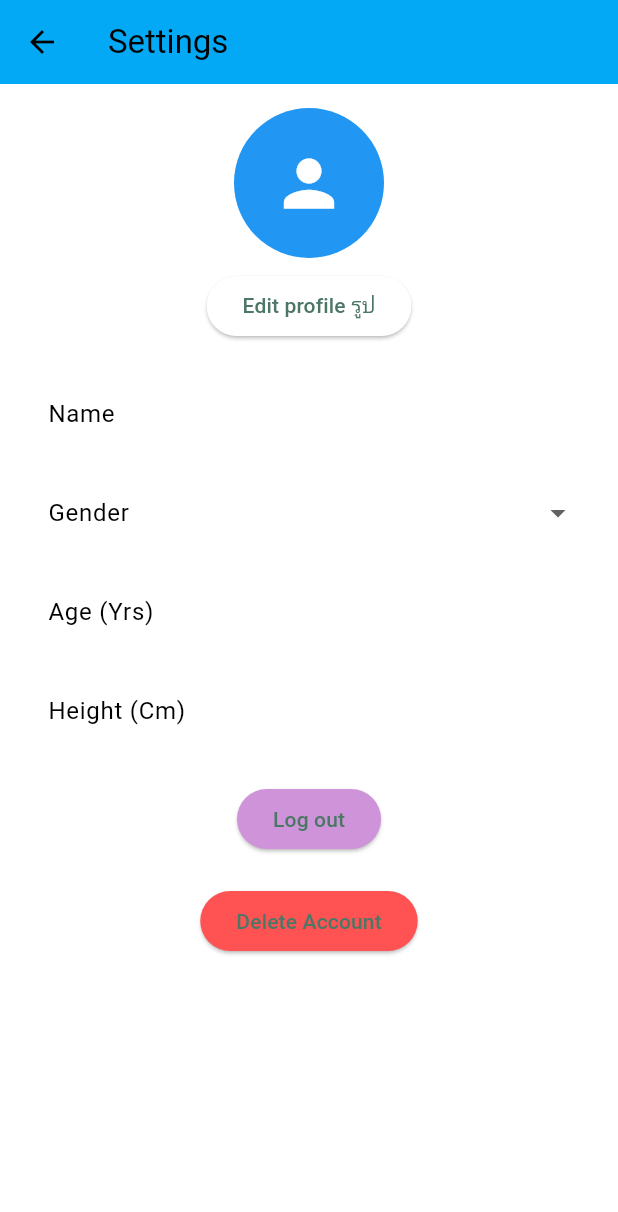
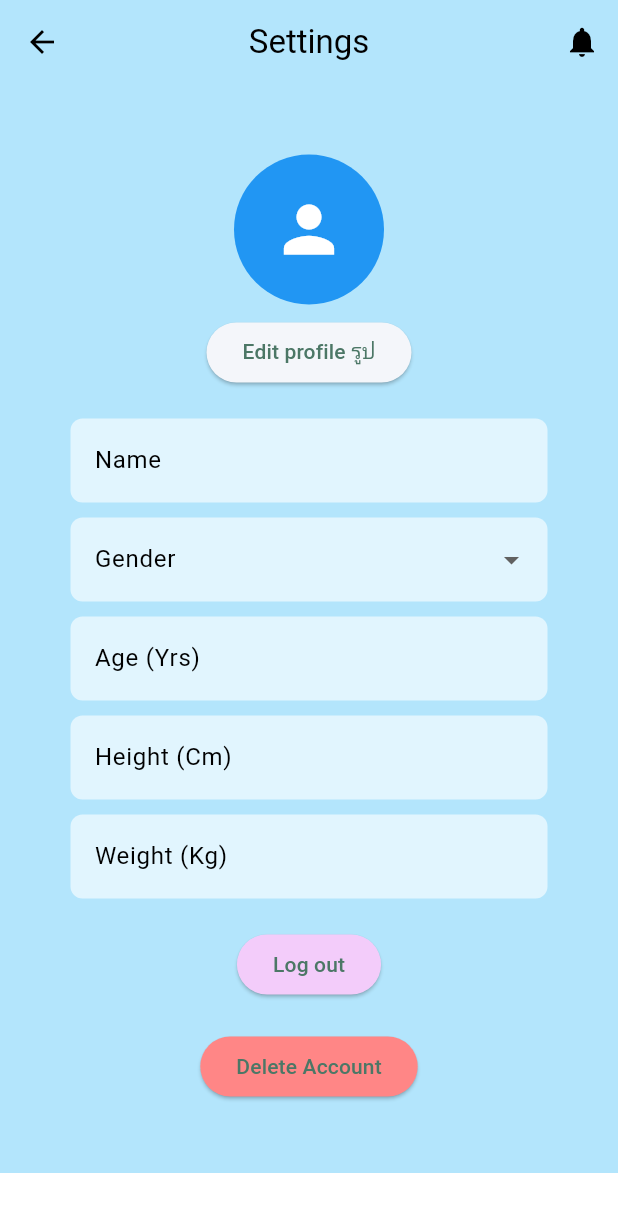
Before and after one commit to Sorasak-dev/E-MIB., a Flutter app: the SettingsPage screen opened directly, on a phone screen of 412 x 824 dp. Shown: the top 1212 px of the screen. Run offline on Flutter 3.47's test engine with Material 3 defaults, Android fonts, the phone set to English and light mode, and no system bars; our stand-ins replace firebase_auth, firebase_core, firebase_messaging, flutter_local_notifications, font_awesome_flutter, image_picker and 3 more; accounts and stored records are empty.

Commit message:
ui setting

```diff
--- a/lib/user/firstpage/setting.dart
+++ b/lib/user/firstpage/setting.dart
@@ -1,3 +1,4 @@
+import 'package:emib_hospital/Nevigation/notification_page.dart';
 import 'package:flutter/material.dart';
 import 'package:image_picker/image_picker.dart';
 import 'dart:io';
@@ -15,6 +16,7 @@ class _SettingsPageState extends State<SettingsPage> {
   final TextEditingController _nameController = TextEditingController();
   final TextEditingController _ageController = TextEditingController();
   final TextEditingController _heightController = TextEditingController();
+  final TextEditingController _weightController = TextEditingController();
   String? _gender;
   XFile? _profileImage;
 
@@ -35,7 +37,6 @@ class _SettingsPageState extends State<SettingsPage> {
       final user = FirebaseAuth.instance.currentUser;
 
       if (user != null) {
-        // แสดง Dialog เพื่อยืนยันการลบ
         final bool? confirm = await showDialog(
           context: context,
           builder: (context) {
@@ -58,10 +59,8 @@ class _SettingsPageState extends State<SettingsPage> {
         );
 
         if (confirm == true) {
-          // ลบบัญชีผู้ใช้
           await user.delete();
 
-          // แสดงข้อความสำเร็จ
           ScaffoldMessenger.of(context).showSnackBar(
             const SnackBar(
               content: Text('Account deleted successfully.'),
@@ -69,7 +68,6 @@ class _SettingsPageState extends State<SettingsPage> {
             ),
           );
 
-          // นำผู้ใช้กลับไปยังหน้า LoginPage
           Navigator.pushAndRemoveUntil(
             context,
             MaterialPageRoute(builder: (context) => const LoginPage()),
@@ -101,11 +99,34 @@ class _SettingsPageState extends State<SettingsPage> {
   Widget build(BuildContext context) {
     return Scaffold(
       appBar: AppBar(
-        title: const Text("Settings"),
-        backgroundColor: Colors.lightBlue,
+        backgroundColor: Colors.lightBlue[100],
+        title: const Text(
+          'Settings',
+          style: TextStyle(color: Colors.black),
         ),
-      body: Padding(
-        padding: const EdgeInsets.all(16.0),
+        centerTitle: true,
+        iconTheme: const IconThemeData(color: Colors.black),
+        actions: [
+          IconButton(
+            icon: const Icon(
+              Icons.notifications,
+              color: Colors.black,
+            ),
+            onPressed: () {
+              Navigator.push(
+                context,
+                MaterialPageRoute(
+                  builder: (context) => NotificationPage(),
+                ),
+              );
+            },
+          ),
+        ],
+      ),
+      body: Container(
+        color: Colors.lightBlue[100], // พื้นหลังสีฟ้าอ่อน
+        padding: const EdgeInsets.all(47.0),
+        child: SingleChildScrollView(
           child: Column(
             crossAxisAlignment: CrossAxisAlignment.center,
             children: [
@@ -121,14 +142,25 @@ class _SettingsPageState extends State<SettingsPage> {
               const SizedBox(height: 8),
               ElevatedButton(
                 onPressed: _pickImage,
+                style: ElevatedButton.styleFrom(
+                  backgroundColor: const Color.fromARGB(255, 244, 246, 250),
+                  shape: RoundedRectangleBorder(
+                    borderRadius: BorderRadius.circular(20),
+                  ),
+                ),
                 child: const Text("Edit profile รูป"),
               ),
               const SizedBox(height: 20),
               TextField(
                 controller: _nameController,
-              decoration: const InputDecoration(
+                decoration: InputDecoration(
                   labelText: 'Name',
-                border: OutlineInputBorder(),
+                  filled: true,
+                  fillColor: Colors.lightBlue[50], // สีพื้นหลัง TextField
+                  border: OutlineInputBorder(
+                    borderRadius: BorderRadius.circular(8),
+                    borderSide: BorderSide.none,
+                  ),
                 ),
               ),
               const SizedBox(height: 10),
@@ -144,27 +176,56 @@ class _SettingsPageState extends State<SettingsPage> {
                     _gender = newValue;
                   });
                 },
-              decoration: const InputDecoration(
+                decoration: InputDecoration(
                   labelText: 'Gender',
-                border: OutlineInputBorder(),
+                  filled: true,
+                  fillColor: Colors.lightBlue[50], // สีพื้นหลัง Dropdown
+                  border: OutlineInputBorder(
+                    borderRadius: BorderRadius.circular(8),
+                    borderSide: BorderSide.none,
+                  ),
                 ),
               ),
               const SizedBox(height: 10),
               TextField(
                 controller: _ageController,
                 keyboardType: TextInputType.number,
-              decoration: const InputDecoration(
+                decoration: InputDecoration(
                   labelText: 'Age (Yrs)',
-                border: OutlineInputBorder(),
+                  filled: true,
+                  fillColor: Colors.lightBlue[50],
+                  border: OutlineInputBorder(
+                    borderRadius: BorderRadius.circular(8),
+                    borderSide: BorderSide.none,
+                  ),
                 ),
               ),
               const SizedBox(height: 10),
               TextField(
                 controller: _heightController,
                 keyboardType: TextInputType.number,
-              decoration: const InputDecoration(
+                decoration: InputDecoration(
                   labelText: 'Height (Cm)',
-                border: OutlineInputBorder(),
+                  filled: true,
+                  fillColor: Colors.lightBlue[50],
+                  border: OutlineInputBorder(
+                    borderRadius: BorderRadius.circular(8),
+                    borderSide: BorderSide.none,
+                  ),
+                ),
+              ),
+              const SizedBox(height: 10),
+              TextField(
+                controller: _weightController,
+                keyboardType: TextInputType.number,
+                decoration: InputDecoration(
+                  labelText: 'Weight (Kg)',
+                  filled: true,
+                  fillColor: Colors.lightBlue[50],
+                  border: OutlineInputBorder(
+                    borderRadius: BorderRadius.circular(8),
+                    borderSide: BorderSide.none,
+                  ),
                 ),
               ),
               const SizedBox(height: 20),
@@ -176,7 +237,7 @@ class _SettingsPageState extends State<SettingsPage> {
                   );
                 },
                 style: ElevatedButton.styleFrom(
-                backgroundColor: Colors.purple[200],
+                  backgroundColor: const Color.fromARGB(255, 243, 204, 250),
                   shape: RoundedRectangleBorder(
                     borderRadius: BorderRadius.circular(20),
                   ),
@@ -187,7 +248,7 @@ class _SettingsPageState extends State<SettingsPage> {
               ElevatedButton(
                 onPressed: _deleteAccount,
                 style: ElevatedButton.styleFrom(
-                backgroundColor: Colors.redAccent,
+                  backgroundColor: const Color.fromARGB(255, 255, 134, 134),
                   shape: RoundedRectangleBorder(
                     borderRadius: BorderRadius.circular(20),
                   ),
@@ -197,6 +258,7 @@ class _SettingsPageState extends State<SettingsPage> {
             ],
           ),
         ),
+      ),
     );
   }
 }
```
Lines whose indentation alone changed are shown as unchanged.
